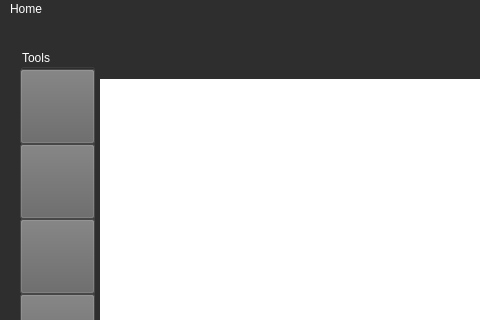
ethandavies8/Educational_App, file A8_EducationalApp/mainwindow.ui: the form before one commit; both pictures show x 0 to 480 and y 0 to 320 of the 800 by 710 pixel window.
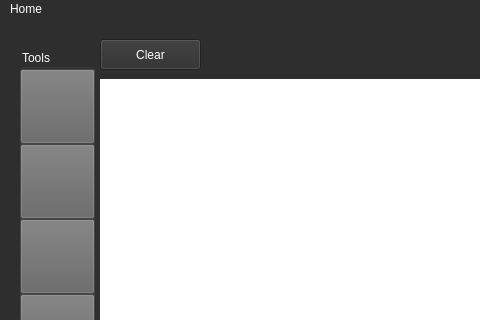
The form after the commit. Icons and pictures are not drawn.

Commit message: User can clear drag and drop window

What changed in the file:
```diff
--- a/A8_EducationalApp/mainwindow.ui
+++ b/A8_EducationalApp/mainwindow.ui
@@ -847,6 +847,22 @@
        <layout class="QGridLayout" name="toolLayout"/>
       </widget>
      </widget>
+     <widget class="QPushButton" name="clearButton">
+      <property name="geometry">
+       <rect>
+        <x>100</x>
+        <y>20</y>
+        <width>101</width>
+        <height>31</height>
+       </rect>
+      </property>
+      <property name="styleSheet">
+       <string notr="true">color: rgb(255, 255, 255);</string>
+      </property>
+      <property name="text">
+       <string>Clear</string>
+      </property>
+     </widget>
     </widget>
    </widget>
   </widget>
```
Left out of the diff: 31 changed lines with no effect on the pictures. The commit also changes 4 other files.
